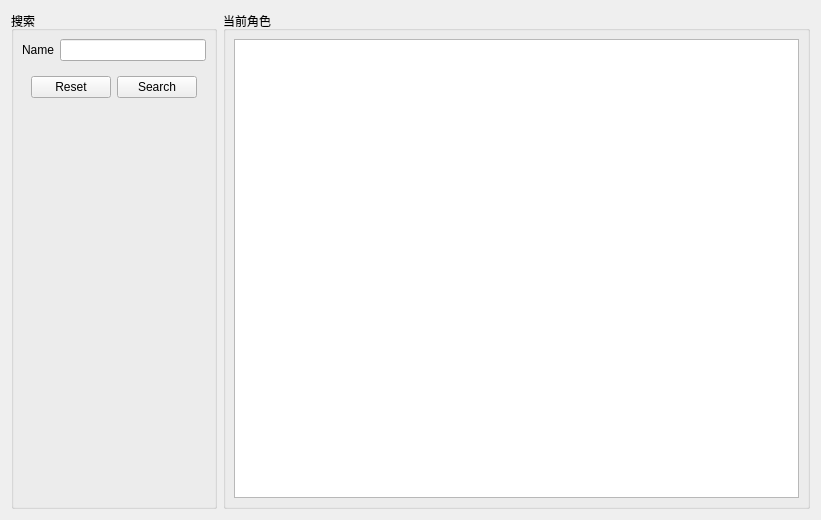
evrins/dnf-gm-tool, file ui/components/characters/characters.ui: the form before one commit.
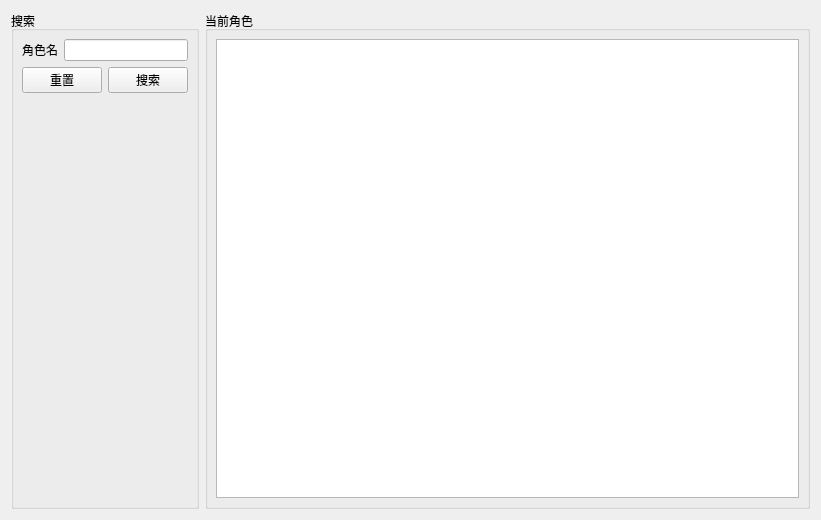
The form after the commit.

The edit to the form file:
```diff
--- a/ui/components/characters/characters.ui
+++ b/ui/components/characters/characters.ui
@@ -47,7 +47,7 @@
       <item row="0" column="0">
        <widget class="QLabel" name="name_label">
         <property name="text">
-         <string>Name</string>
+         <string>角色名</string>
         </property>
        </widget>
       </item>
@@ -57,17 +57,29 @@
       <item row="1" column="0" colspan="2">
        <widget class="QWidget" name="btn_group" native="true">
         <layout class="QHBoxLayout" name="horizontalLayout_7">
+         <property name="leftMargin">
+          <number>0</number>
+         </property>
+         <property name="topMargin">
+          <number>0</number>
+         </property>
+         <property name="rightMargin">
+          <number>0</number>
+         </property>
+         <property name="bottomMargin">
+          <number>0</number>
+         </property>
          <item>
           <widget class="QPushButton" name="reset_btn">
            <property name="text">
-            <string>Reset</string>
+            <string>重置</string>
            </property>
           </widget>
          </item>
          <item>
           <widget class="QPushButton" name="search_btn">
            <property name="text">
-            <string>Search</string>
+            <string>搜索</string>
            </property>
           </widget>
          </item>
```
